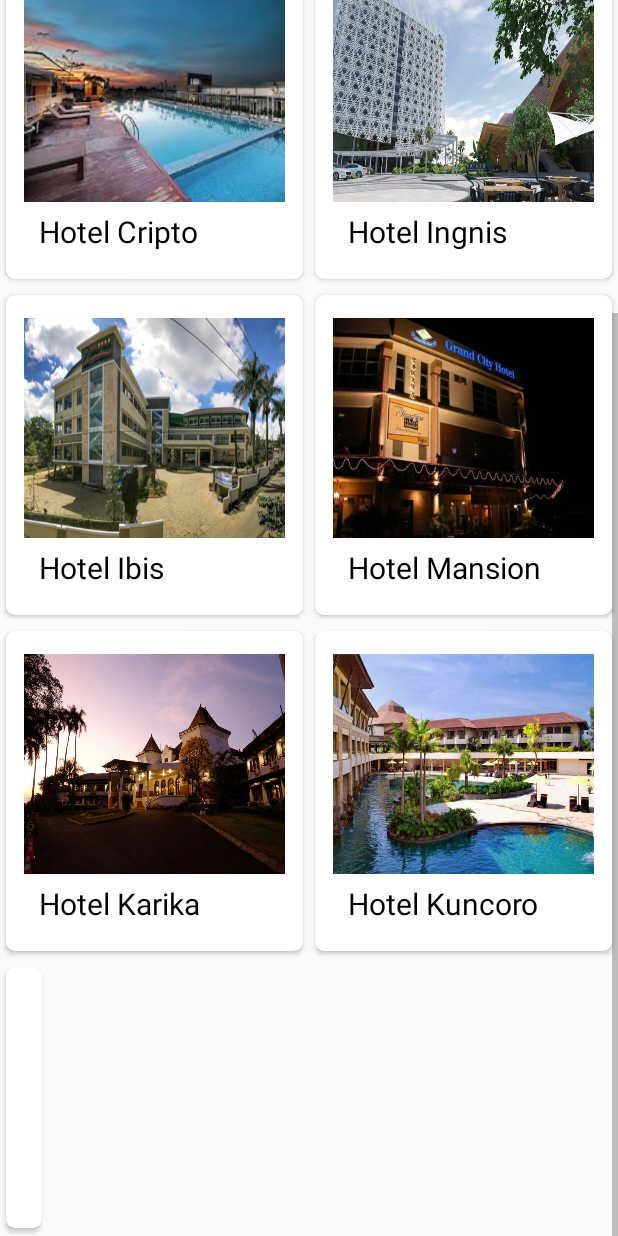
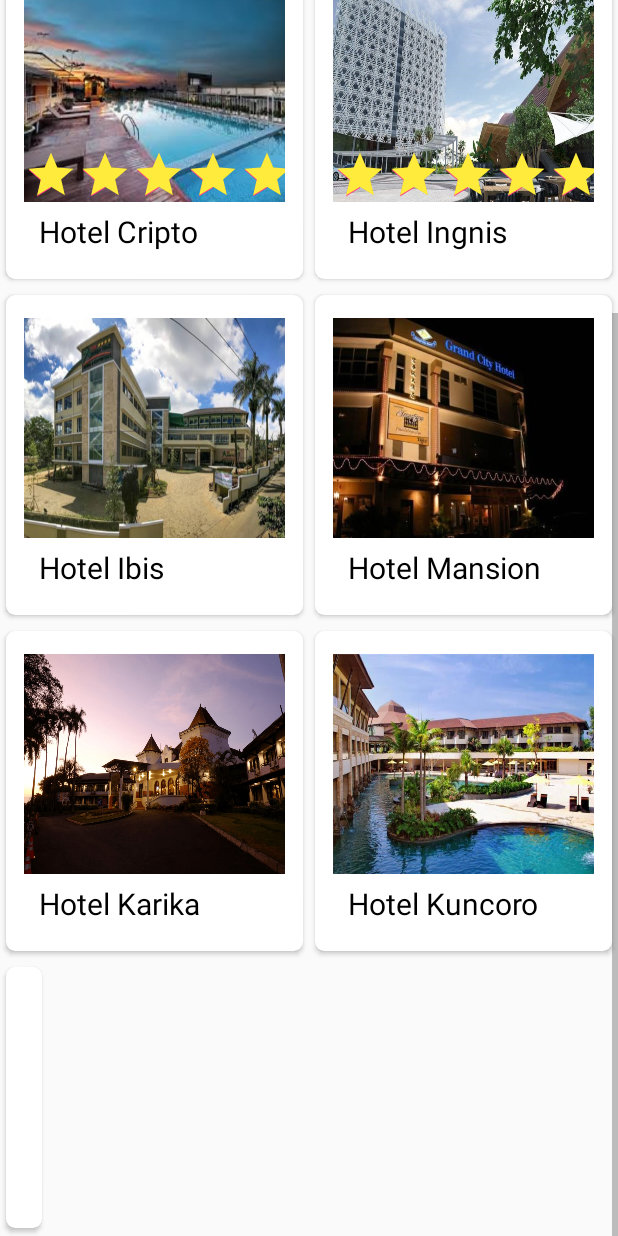
Before and after one commit to damasandrean/Explorer, an Android app: the HotelActivity screen opened directly, with no data from a screen before it, scrolled down 280 dp, on a phone screen of 412 x 824 dp. Run offline under Robolectric (Android 15) with nearby library versions, the phone set to English and light mode, and no system bars.

Commit message:
update activity hotel

```diff
--- a/app/src/main/res/layout/activity_hotel.xml
+++ b/app/src/main/res/layout/activity_hotel.xml
@@ -53,9 +53,19 @@
                                     android:layout_centerHorizontal="true"
                                     android:layout_marginTop="3dp"
                                     android:scaleType="fitXY"
-                                    android:src="@drawable/hotelbaru">
+                                    android:src="@drawable/hotelbaru"></ImageView>
 
-                                </ImageView>
+                                <RatingBar
+                                    android:id="@+id/ratingBar"
+                                    android:rating="5"
+                                    style="?android:ratingBarStyleIndicator"
+                                    android:scaleX="1"
+                                    android:progressTint="@color/tintwar"
+                                    android:layout_alignParentBottom="true"
+                                    android:layout_width="wrap_content"
+                                    android:layout_height="wrap_content" />
+
+
                             </RelativeLayout>
 
                             <RelativeLayout
@@ -103,9 +113,18 @@
                                     android:layout_centerHorizontal="true"
                                     android:layout_marginTop="3dp"
                                     android:scaleType="fitXY"
-                                    android:src="@drawable/isi1">
+                                    android:src="@drawable/isi1"></ImageView>
+                                <RatingBar
+                                    android:id="@+id/ratingBar2"
+                                    android:rating="5"
+                                    style="?android:ratingBarStyleIndicator"
+                                    android:scaleX="1"
+                                    android:progressTint="@color/tintwar"
+                                    android:layout_alignParentBottom="true"
+                                    android:layout_width="wrap_content"
+                                    android:layout_height="wrap_content" />
 
-                                </ImageView>
+
                             </RelativeLayout>
 
                             <RelativeLayout
@@ -162,9 +181,18 @@
                                     android:layout_centerHorizontal="true"
                                     android:layout_marginTop="3dp"
                                     android:scaleType="fitXY"
-                                    android:src="@drawable/isi2">
+                                    android:src="@drawable/isi2"></ImageView>
+                                <RatingBar
+                                    android:id="@+id/ratingBar3"
+                                    android:rating="5"
+                                    style="?android:ratingBarStyleIndicator"
+                                    android:scaleX="1"
+                                    android:progressTint="@color/tintwar"
+                                    android:layout_alignParentBottom="true"
+                                    android:layout_width="wrap_content"
+                                    android:layout_height="wrap_content" />
 
-                                </ImageView>
+
                             </RelativeLayout>
 
                             <RelativeLayout
@@ -212,9 +240,18 @@
                                     android:layout_centerHorizontal="true"
                                     android:layout_marginTop="3dp"
                                     android:scaleType="fitXY"
-                                    android:src="@drawable/isi3">
+                                    android:src="@drawable/isi3"></ImageView>
+                                <RatingBar
+                                    android:id="@+id/ratingBar4"
+                                    android:rating="5"
+                                    style="?android:ratingBarStyleIndicator"
+                                    android:scaleX="1"
+                                    android:progressTint="@color/tintwar"
+                                    android:layout_alignParentBottom="true"
+                                    android:layout_width="wrap_content"
+                                    android:layout_height="wrap_content" />
 
-                                </ImageView>
+
                             </RelativeLayout>
 
                             <RelativeLayout
```
